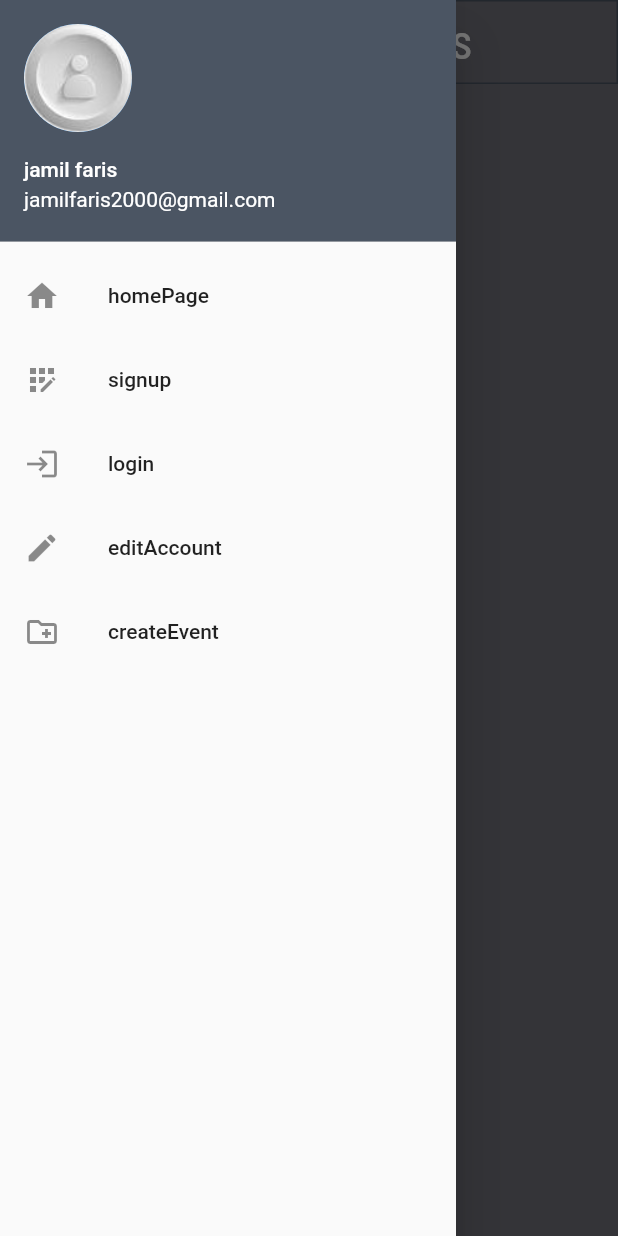
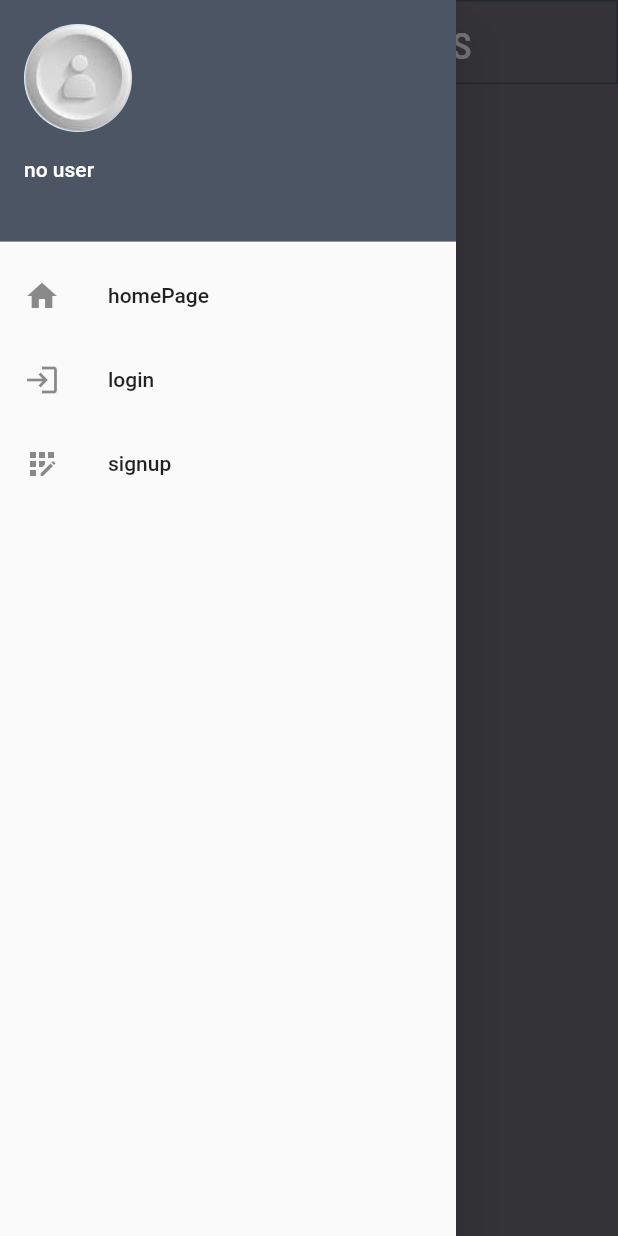
Before and after one commit to JamilmFaris/events-streaming-platform, a Flutter app: the screen it shows after launch, with the side drawer open, on a phone screen of 412 x 824 dp. Run offline on Flutter 3.47's test engine with Material 2 defaults, Android fonts, the phone set to English and light mode, and no system bars; our stand-ins replace flutter_secure_storage, image_picker, shared_preferences.

Commit message:
modify navigation drawer
the navigation drawer will show signup and login and home screen only
before you login or signup

```diff
--- a/lib/classes/nav_drawer.dart
+++ b/lib/classes/nav_drawer.dart
@@ -1,63 +1,114 @@
 import 'package:events_streaming_platform/screens/create_event_screen.dart';
 import 'package:flutter/material.dart';
 
+import '../request/request.dart';
 import '../screens/edit_account_screen.dart';
+import '../screens/home_screen.dart';
 import '../screens/login_screen.dart';
 import '../screens/signup_screen.dart';
 import '/classes/route_details.dart';
 
 class NavDrawer {
   // just add routesDetails here and boom it will be in the drawer
-  static var routesDetails = [
-    RouteDetails(
+  static var routesDetails = [];
+  static UserAccountsDrawerHeader userAccountsDrawerHeader(
+    String username,
+    String email,
+    String avatarSource,
+  ) {
+    if (username.isEmpty) {
+      return UserAccountsDrawerHeader(
+        accountName: Text('no user'),
+        accountEmail: Text(''),
+        arrowColor: Colors.black,
+        currentAccountPicture: CircleAvatar(
+          backgroundImage:
+              Image.asset('assets/images/profile_image.jpeg').image,
+        ),
+      );
+    } else {
+      var avatar = (avatarSource.isEmpty)
+          ? Image.asset('assets/images/profile_image.jpeg')
+          : Image.network(avatarSource);
+      return UserAccountsDrawerHeader(
+        accountName: Text(username),
+        accountEmail: Text(email),
+        arrowColor: Colors.black,
+        currentAccountPicture: CircleAvatar(
+          backgroundImage: avatar.image,
+        ),
+      );
+    }
+  }
+
+  static Drawer getDrawer(
+    BuildContext context,
+    String username,
+    String email,
+    String avatarSource,
+    bool isLoggedIn,
+  ) {
+    var homepageRoute = RouteDetails(
       name: 'homePage',
-      routeName: '/',
+      routeName: HomeScreen.routeName,
       icon: Icons.home,
-    ),
-    RouteDetails(
+    );
+    var signupRoute = RouteDetails(
       name: 'signup',
       routeName: SignupScreen.routeName,
       icon: Icons.app_registration,
-    ),
-    RouteDetails(
+    );
+    var loginRoute = RouteDetails(
       name: 'login',
       routeName: LoginScreen.routeName,
       icon: Icons.login,
-    ),
-    RouteDetails(
+    );
+    var editAccountRoute = RouteDetails(
       name: 'editAccount',
       routeName: EditAccountScreen.routeName,
       icon: Icons.edit,
-    ),
-    RouteDetails(
+    );
+    var createEventRoute = RouteDetails(
       name: 'createEvent',
       routeName: CreateEventScreen.routeName,
       icon: Icons.create_new_folder_outlined,
-    ),
-  ];
-  static UserAccountsDrawerHeader get userAccountsDrawerHeader {
-    return UserAccountsDrawerHeader(
-      accountName: Text('jamil faris'),
-      accountEmail: Text('jamilfaris2000@gmail.com'),
-      arrowColor: Colors.black,
-      currentAccountPicture: CircleAvatar(
-        backgroundImage: Image.asset('assets/images/profile_image.jpeg').image,
-      ),
     );
-  }
-
-  static Drawer getDrawer(BuildContext context) {
+    var logoutRoute = RouteDetails(
+      name: 'logout',
+      routeName: HomeScreen.routeName,
+      icon: Icons.logout,
+    );
+    var header = userAccountsDrawerHeader(username, email, avatarSource);
+    if (isLoggedIn) {
+      routesDetails = [homepageRoute];
+      routesDetails.add(loginRoute);
+      routesDetails.add(signupRoute);
+      routesDetails.add(editAccountRoute);
+      routesDetails.add(createEventRoute);
+      routesDetails.add(logoutRoute);
+    } else {
+      routesDetails = [homepageRoute];
+      routesDetails.add(loginRoute);
+      routesDetails.add(signupRoute);
+    }
     return Drawer(
       child: ListView(
         padding: EdgeInsets.zero,
         children: [
-          userAccountsDrawerHeader,
+          header,
           ...routesDetails.map((routeDetails) {
             return ListTile(
               title: Text(routeDetails.name),
               leading: Icon(routeDetails.icon),
               onTap: () {
-                Navigator.pushNamed(context, routeDetails.routeName);
+                if (routeDetails.name == 'logout') {
+                  Request.logout();
+                }
+                Navigator.pushNamed(
+                  context,
+                  routeDetails.routeName,
+                  arguments: 'logout',
+                );
               },
             );
           }).toList(),
--- a/lib/main.dart
+++ b/lib/main.dart
@@ -1,5 +1,6 @@
 import 'package:events_streaming_platform/screens/create_event_screen.dart';
 import 'package:flutter/material.dart';
+import 'classes/nav_drawer.dart';
 import 'design/styles.dart';
 import 'design/tw_colors.dart';
 import 'screens/home_screen.dart';
@@ -12,6 +13,13 @@ class MyApp extends StatelessWidget {
 
   @override
   Widget build(BuildContext context) {
+    Drawer drawer = NavDrawer.getDrawer(
+      context,
+      '',
+      '',
+      '',
+      false,
+    );
     return MaterialApp(
       title: 'Flutter Demo',
       theme: ThemeData(
@@ -33,7 +41,7 @@ class MyApp extends StatelessWidget {
         brightness: Brightness.dark,
       ),
       routes: {
-        '/': (_) => HomeScreen(),
+        HomeScreen.routeName: (context) => HomeScreen(),
         SignupScreen.routeName: (_) => SignupScreen(),
         LoginScreen.routeName: (_) => LoginScreen(),
         EditAccountScreen.routeName: (_) => EditAccountScreen(),
--- a/lib/models/current_user.dart
+++ b/lib/models/current_user.dart
@@ -35,7 +35,11 @@ class CurrentUser {
       'bio': user.bio,
       'headline': user.headline,
     });
-    print('store user $userString');
     prefs.setString('user', userString);
   }
+
+  static Future<void> deleteUser() async {
+    SharedPreferences prefs = await SharedPreferences.getInstance();
+    prefs.remove('user');
+  }
 }
--- a/lib/request/request.dart
+++ b/lib/request/request.dart
@@ -318,6 +318,11 @@ abstract class Request {
       return null;
     }
   }
+
+  static void logout() {
+    Token.deleteToken();
+    CurrentUser.deleteUser();
+  }
 }
 
 class EventsWithHasMoreEvents {
--- a/lib/screens/home_screen.dart
+++ b/lib/screens/home_screen.dart
@@ -1,25 +1,64 @@
-import 'package:events_streaming_platform/request/request.dart';
-import 'package:events_streaming_platform/widgets/event_widget.dart';
+import 'package:events_streaming_platform/models/current_user.dart';
+import 'package:events_streaming_platform/models/token.dart';
 import 'package:flutter/material.dart';
 
 import '../classes/nav_drawer.dart';
-import '../design/styles.dart';
 import '../design/tw_colors.dart';
-import '../models/event.dart';
 
-class HomeScreen extends StatelessWidget {
+class HomeScreen extends StatefulWidget {
   static String routeName = '/';
+  Drawer? drawer;
   HomeScreen({Key? key}) : super(key: key);
 
   @override
+  State<HomeScreen> createState() => _HomeScreenState();
+  bool firstBuild = true;
+}
+
+class _HomeScreenState extends State<HomeScreen> {
+  @override
   Widget build(BuildContext context) {
+    print('home rebuilt ${widget.firstBuild}');
+    String? from = ModalRoute.of(context)!.settings.arguments as String?;
+    if (from != null && from == 'logout') {
+      widget.firstBuild = true;
+    }
+
+    if (widget.firstBuild) {
+      CurrentUser.getUser().then((user) {
+        Token.getToken().then((token) {
+          if (user != null) {
+            setState(() {
+              widget.drawer = NavDrawer.getDrawer(
+                context,
+                user.username,
+                user.email ?? '',
+                user.avatar ?? '',
+                (token != null),
+              );
+            });
+          } else {
+            setState(() {
+              widget.drawer = NavDrawer.getDrawer(
+                context,
+                '',
+                '',
+                '',
+                false,
+              );
+            });
+          }
+        });
+      });
+      widget.firstBuild = false;
+    }
     return Scaffold(
-        drawer: NavDrawer.getDrawer(context),
+      drawer: widget.drawer,
       appBar: AppBar(
         title: const Text('Upcoming Events'),
       ),
       backgroundColor: TwColors.backgroundColor(context),
-        body: Text('home')
+      body: Text('home'),
       /* GridView.builder(
         gridDelegate: const SliverGridDelegateWithFixedCrossAxisCount(
           crossAxisCount: 2,
```
Lines whose indentation alone changed are shown as unchanged.
